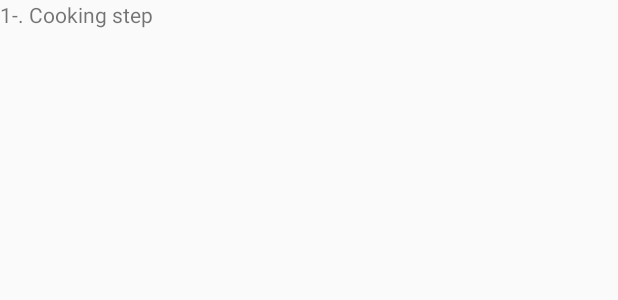
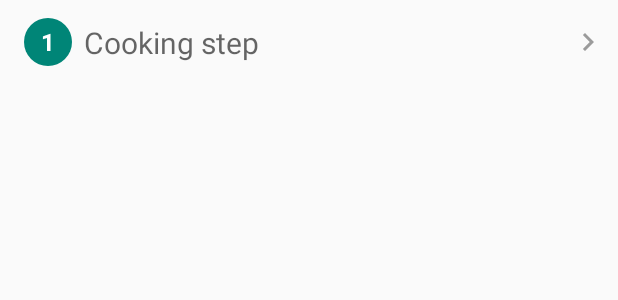
Before and after one commit to sbaltazar/pemu-cooking, an Android app: the layout item_cooking_step.xml on its own in the app's theme, with its tools: preview values and no code run, on a phone screen of 412 x 824 dp. Shown: the top 300 px of the screen. Run offline under Robolectric (Android 15) with nearby library versions, the phone set to English and light mode, and no system bars.

Commit message:
feat: Material design guide applied to entire app layout

```diff
--- a/app/src/main/java/com/sbaltazar/pemu_cooking/ui/CookingStepAdapter.java
+++ b/app/src/main/java/com/sbaltazar/pemu_cooking/ui/CookingStepAdapter.java
@@ -1,6 +1,7 @@
 package com.sbaltazar.pemu_cooking.ui;
 
 import android.content.Context;
+import android.content.res.Resources;
 import android.view.LayoutInflater;
 import android.view.View;
 import android.view.ViewGroup;
@@ -8,6 +9,7 @@ import android.view.ViewGroup;
 import androidx.annotation.NonNull;
 import androidx.recyclerview.widget.RecyclerView;
 
+import com.sbaltazar.pemu_cooking.R;
 import com.sbaltazar.pemu_cooking.data.models.CookingStep;
 import com.sbaltazar.pemu_cooking.databinding.ItemCookingStepBinding;
 
@@ -76,6 +78,7 @@ public class CookingStepAdapter extends RecyclerView.Adapter<CookingStepAdapter.
         }
 
         void bind(CookingStep cookingStep) {
+            mCookingStepBinding.tvCookingStepIndex.setText(String.format("%s", cookingStep.getId()));
             mCookingStepBinding.tvCookingStepName.setText(cookingStep.getShortDescription());
         }
 
--- /dev/null
+++ b/app/src/main/res/drawable/circle.xml
@@ -0,0 +1,5 @@
+<?xml version="1.0" encoding="utf-8"?>
+<shape xmlns:android="http://schemas.android.com/apk/res/android"
+    android:shape="oval">
+    <solid android:color="@color/colorPrimary" />
+</shape>
--- /dev/null
+++ b/app/src/main/res/drawable/ic_next_arrow_24dp.xml
@@ -0,0 +1,5 @@
+<vector android:autoMirrored="true" android:height="24dp"
+    android:tint="#9B9B9B" android:viewportHeight="24.0"
+    android:viewportWidth="24.0" android:width="24dp" xmlns:android="http://schemas.android.com/apk/res/android">
+    <path android:fillColor="#FF000000" android:pathData="M10,6L8.59,7.41 13.17,12l-4.58,4.59L10,18l6,-6z"/>
+</vector>
--- a/app/src/main/res/layout/item_cooking_step.xml
+++ b/app/src/main/res/layout/item_cooking_step.xml
@@ -1,18 +1,60 @@
 <?xml version="1.0" encoding="utf-8"?>
-<layout>
-    <androidx.constraintlayout.widget.ConstraintLayout xmlns:android="http://schemas.android.com/apk/res/android"
-        xmlns:app="http://schemas.android.com/apk/res-auto"
-        xmlns:tools="http://schemas.android.com/tools"
+<layout xmlns:android="http://schemas.android.com/apk/res/android"
+    xmlns:app="http://schemas.android.com/apk/res-auto"
+    xmlns:tools="http://schemas.android.com/tools">
+
+    <androidx.constraintlayout.widget.ConstraintLayout
         android:layout_width="match_parent"
-        android:layout_height="50dp">
+        android:layout_height="56dp">
+
+        <FrameLayout
+            android:id="@+id/fr_cooking_step_circle"
+            android:layout_width="32dp"
+            android:layout_height="32dp"
+            android:layout_marginStart="16dp"
+            android:layout_marginLeft="16dp"
+            android:background="@drawable/circle"
+            app:layout_constraintBottom_toBottomOf="parent"
+            app:layout_constraintStart_toStartOf="parent"
+            app:layout_constraintTop_toTopOf="parent">
+
+            <TextView
+                android:id="@+id/tv_cooking_step_index"
+                android:layout_width="wrap_content"
+                android:layout_height="wrap_content"
+                android:layout_gravity="center"
+                android:textStyle="bold"
+                android:textAllCaps="true"
+                android:textColor="@color/colorTextWhite"
+                android:textSize="16sp"
+                tools:text="1" />
+
+        </FrameLayout>
 
         <TextView
             android:id="@+id/tv_cooking_step_name"
             android:layout_width="wrap_content"
             android:layout_height="wrap_content"
-            app:layout_constraintStart_toStartOf="parent"
-            app:layout_constraintTop_toTopOf="parent"
-            tools:text="1-. Cooking step" />
+            android:layout_marginStart="8dp"
+            android:layout_marginLeft="8dp"
+            android:textColor="@color/colorTextMediumEmphasis"
+            android:textSize="20sp"
+            app:layout_constraintBottom_toBottomOf="@id/fr_cooking_step_circle"
+            app:layout_constraintStart_toEndOf="@id/fr_cooking_step_circle"
+            app:layout_constraintTop_toTopOf="@id/fr_cooking_step_circle"
+            tools:text="Cooking step" />
+
+        <ImageView
+            android:layout_width="24dp"
+            android:layout_height="24dp"
+            android:layout_marginEnd="8dp"
+            android:layout_marginRight="8dp"
+            android:contentDescription="@string/a11y_icon_next"
+            android:src="@drawable/ic_next_arrow_24dp"
+            app:layout_constraintBottom_toBottomOf="parent"
+            app:layout_constraintEnd_toEndOf="parent"
+            app:layout_constraintTop_toTopOf="parent" />
+
 
     </androidx.constraintlayout.widget.ConstraintLayout>
 </layout>
--- a/app/src/main/res/values/colors.xml
+++ b/app/src/main/res/values/colors.xml
@@ -8,4 +8,6 @@
     <color name="colorTextMediumEmphasis">#99000000</color>
     <color name="colorTextDisabled">#61000000</color>
 
+    <color name="colorTextWhite">#FFFFFF</color>
+
 </resources>
--- a/app/src/main/res/values/strings.xml
+++ b/app/src/main/res/values/strings.xml
@@ -6,9 +6,20 @@
     <string name="loading">Loading&#8230;</string>
     <!-- ///////////// -->
 
+    <!-- Fragment Recipe Detail -->
+    <string name="ingredient_list">Ingredients</string>
+    <string name="cooking_steps">Cooking steps</string>
+
+    <!-- ////////////////////// -->
+
     <!-- Item Recipe -->
     <string name="a11y_image_recipe">Recipe image</string>
     <!-- /////////// -->
+
+    <!-- Item CookingStep -->
+    <string name="cooking_step_index">Step %d</string>
+    <string name="a11y_icon_next">Next icon</string>
+    <!-- ////////////////-->
 
 
     <!-- Fragment CookingStep -->
```
Also changed, not shown: app/src/main/java/com/sbaltazar/pemu_cooking/data/models/Ingredient.java (+18 -8 lines), app/src/main/java/com/sbaltazar/pemu_cooking/ui/RecipeDetailFragment.java (+14 -5 lines), app/src/main/res/layout/fragment_cooking_step.xml (+15 -4 lines), app/src/main/res/layout/fragment_recipe_detail.xml (+26 -8 lines).
